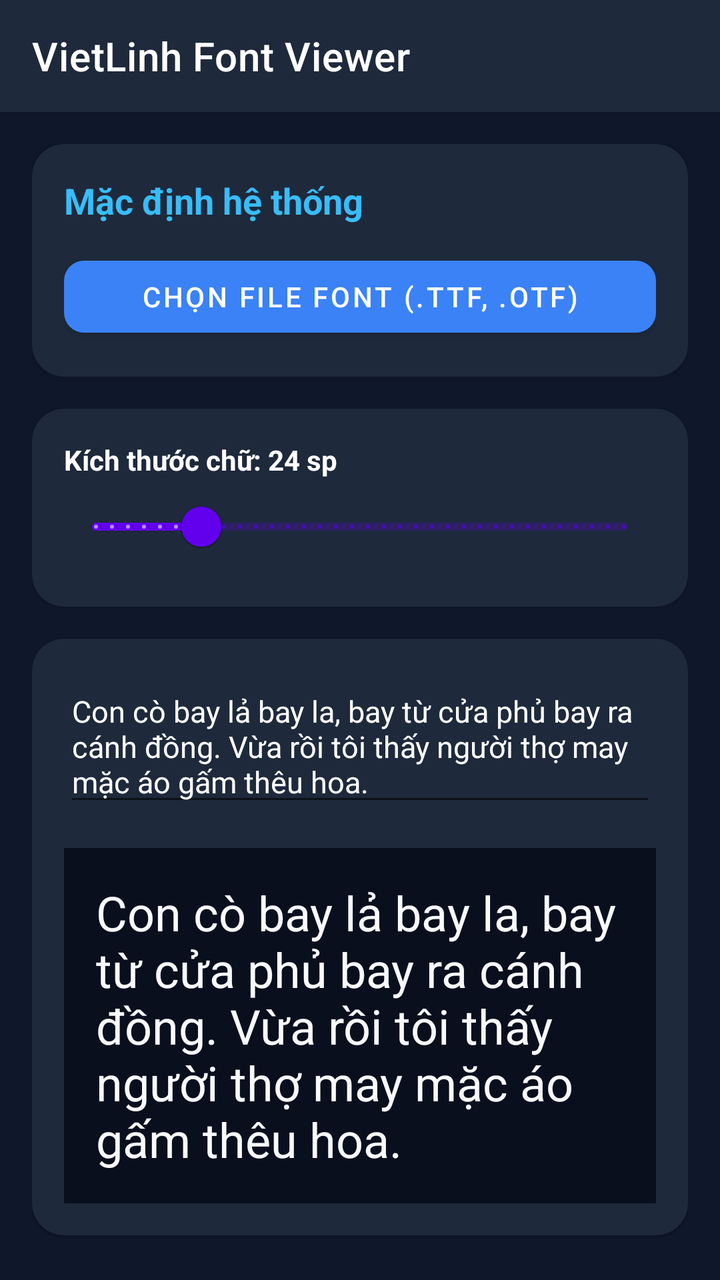
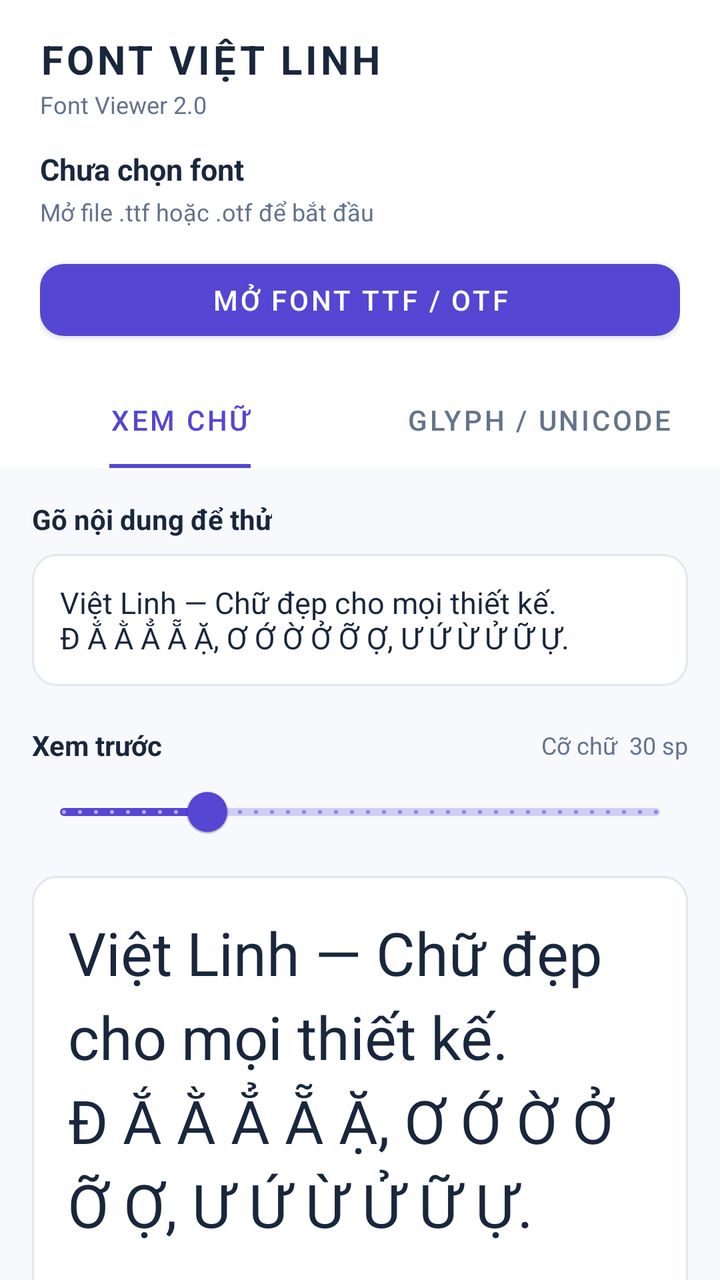

The first picture is an Android layout as it rendered before a commit; the second is the same layout after the commit. The layout source and the unified diff follow.
<!-- AndroidManifest.xml: application theme Theme.VietLinhFontViewer -->
<!-- res/layout/activity_main.xml -->
<?xml version="1.0" encoding="utf-8"?>
<androidx.coordinatorlayout.widget.CoordinatorLayout xmlns:android="http://schemas.android.com/apk/res/android"
    xmlns:app="http://schemas.android.com/apk/res-auto"
    xmlns:tools="http://schemas.android.com/tools"
    android:layout_width="match_parent"
    android:layout_height="match_parent"
    android:background="@color/bg_dark"
    tools:context=".MainActivity">

    <com.google.android.material.appbar.AppBarLayout
        android:layout_width="match_parent"
        android:layout_height="wrap_content"
        android:background="@color/card_dark">

        <androidx.appcompat.widget.Toolbar
            android:id="@+id/toolbar"
            android:layout_width="match_parent"
            android:layout_height="?attr/actionBarSize"
            app:title="@string/app_name"
            app:titleTextColor="@color/white" />

    </com.google.android.material.appbar.AppBarLayout>

    <androidx.core.widget.NestedScrollView
        android:layout_width="match_parent"
        android:layout_height="match_parent"
        android:padding="16dp"
        app:layout_behavior="@string/appbar_scrolling_view_behavior">

        <LinearLayout
            android:layout_width="match_parent"
            android:layout_height="wrap_content"
            android:orientation="vertical">

            <com.google.android.material.card.MaterialCardView
                android:layout_width="match_parent"
                android:layout_height="wrap_content"
                android:layout_marginBottom="16dp"
                app:cardBackgroundColor="@color/card_dark"
                app:cardCornerRadius="16dp">

                <LinearLayout
                    android:layout_width="match_parent"
                    android:layout_height="wrap_content"
                    android:orientation="vertical"
                    android:padding="16dp">

                    <TextView
                        android:id="@+id/tvFontName"
                        android:layout_width="match_parent"
                        android:layout_height="wrap_content"
                        android:text="@string/default_font_name"
                        android:textColor="@color/primary_blue"
                        android:textSize="18sp"
                        android:textStyle="bold" />

                    <com.google.android.material.button.MaterialButton
                        android:id="@+id/btnPickFont"
                        android:layout_width="match_parent"
                        android:layout_height="wrap_content"
                        android:layout_marginTop="12dp"
                        android:text="@string/btn_choose_font"
                        android:textColor="@color/white"
                        app:backgroundTint="#3B82F6"
                        app:cornerRadius="10dp" />

                </LinearLayout>
            </com.google.android.material.card.MaterialCardView>

            <com.google.android.material.card.MaterialCardView
                android:layout_width="match_parent"
                android:layout_height="wrap_content"
                android:layout_marginBottom="16dp"
                app:cardBackgroundColor="@color/card_dark"
                app:cardCornerRadius="16dp">

                <LinearLayout
                    android:layout_width="match_parent"
                    android:layout_height="wrap_content"
                    android:orientation="vertical"
                    android:padding="16dp">

                    <TextView
                        android:id="@+id/tvFontSizeLabel"
                        android:layout_width="match_parent"
                        android:layout_height="wrap_content"
                        android:text="Kích thước chữ: 24 sp"
                        android:textColor="@color/white"
                        android:textSize="14sp"
                        android:textStyle="bold" />

                    <com.google.android.material.slider.Slider
                        android:id="@+id/sliderFontSize"
                        android:layout_width="match_parent"
                        android:layout_height="wrap_content"
                        android:value="24"
                        android:valueFrom="12"
                        android:valueTo="72"
                        android:stepSize="1" />

                </LinearLayout>
            </com.google.android.material.card.MaterialCardView>

            <com.google.android.material.card.MaterialCardView
                android:layout_width="match_parent"
                android:layout_height="wrap_content"
                android:layout_marginBottom="16dp"
                app:cardBackgroundColor="@color/card_dark"
                app:cardCornerRadius="16dp">

                <LinearLayout
                    android:layout_width="match_parent"
                    android:layout_height="wrap_content"
                    android:orientation="vertical"
                    android:padding="16dp">

                    <com.google.android.material.textfield.TextInputEditText
                        android:id="@+id/etCustomText"
                        android:layout_width="match_parent"
                        android:layout_height="wrap_content"
                        android:hint="@string/hint_input_text"
                        android:text="@string/sample_vietnamese_text"
                        android:textColor="@color/white"
                        android:textSize="15sp" />

                    <TextView
                        android:id="@+id/tvPreview"
                        android:layout_width="match_parent"
                        android:layout_height="wrap_content"
                        android:layout_marginTop="16dp"
                        android:background="#0A0F1D"
                        android:padding="16dp"
                        android:text="@string/sample_vietnamese_text"
                        android:textColor="#F8FAFC"
                        android:textSize="24sp" />

                </LinearLayout>
            </com.google.android.material.card.MaterialCardView>

            <com.google.android.material.card.MaterialCardView
                android:layout_width="match_parent"
                android:layout_height="wrap_content"
                android:layout_marginBottom="24dp"
                app:cardBackgroundColor="@color/card_dark"
                app:cardCornerRadius="16dp">

                <LinearLayout
                    android:layout_width="match_parent"
                    android:layout_height="wrap_content"
                    android:orientation="vertical"
                    android:padding="16dp">

                    <TextView
                        android:layout_width="match_parent"
                        android:layout_height="wrap_content"
                        android:text="Bảng ký tự Tiếng Việt"
                        android:textColor="@color/white"
                        android:textSize="14sp"
                        android:textStyle="bold" />

                    <TextView
                        android:id="@+id/tvGlyphsSample"
                        android:layout_width="match_parent"
                        android:layout_height="wrap_content"
                        android:layout_marginTop="8dp"
                        android:background="#0A0F1D"
                        android:lineSpacingExtra="6dp"
                        android:padding="12dp"
                        android:text="A Á À Ả Ã Ạ Ă Ắ Ằ Ẳ Ẵ Ặ Â Ấ Ầ Ẩ Ẫ Ậ\nE É È Ẻ Ẽ Ẹ Ê Ế Ề Ể Ễ Ệ\nI Í Ì Ỉ Ĩ Ị\nO Ó Ò Ỏ Õ Ọ Ô Ố Ồ Ổ Ỗ Ộ Ơ Ớ Ờ Ở Ỡ Ợ\nU Ú Ù Ủ Ũ Ụ Ư Ứ Ừ Ử Ữ Ự\nY Ý Ỳ Ỷ Ỹ Ỵ\nĐ đ"
                        android:textColor="#E2E8F0"
                        android:textSize="18sp" />

                </LinearLayout>
            </com.google.android.material.card.MaterialCardView>

        </LinearLayout>
    </androidx.core.widget.NestedScrollView>

</androidx.coordinatorlayout.widget.CoordinatorLayout>
<!-- resources referenced by this layout -->
<resources>
  <color name="bg_dark">#0F172A</color>
  <color name="card_dark">#1E293B</color>
  <color name="primary_blue">#38BDF8</color>
  <color name="white">#FFFFFFFF</color>
  <string name="app_name">VietLinh Font Viewer</string>
  <string name="btn_choose_font">Chọn File Font (.ttf, .otf)</string>
  <string name="default_font_name">Mặc định hệ thống</string>
  <string name="hint_input_text">Nhập nội dung cần thử nghiệm font…</string>
  <string name="sample_vietnamese_text">Con cò bay lả bay la, bay từ cửa phủ bay ra cánh đồng. Vừa rồi tôi thấy người thợ may mặc áo gấm thêu hoa.</string>
  <style name="Theme.VietLinhFontViewer" parent="Theme.MaterialComponents.DayNight.NoActionBar">
          <item name="colorPrimary">@color/purple_500</item>
          <item name="colorPrimaryVariant">@color/purple_700</item>
          <item name="colorOnPrimary">@color/white</item>
          <item name="android:statusBarColor">@color/bg_dark</item>
      </style>
  <color name="purple_500">#FF6200EE</color>
  <color name="purple_700">#FF3700B3</color>
</resources>

<!-- the commit's change to res/layout/activity_main.xml (unified diff, before → after) -->
@@ -1,179 +1,294 @@
 <?xml version="1.0" encoding="utf-8"?>
-<androidx.coordinatorlayout.widget.CoordinatorLayout xmlns:android="http://schemas.android.com/apk/res/android"
+<LinearLayout xmlns:android="http://schemas.android.com/apk/res/android"
     xmlns:app="http://schemas.android.com/apk/res-auto"
-    xmlns:tools="http://schemas.android.com/tools"
     android:layout_width="match_parent"
     android:layout_height="match_parent"
-    android:background="@color/bg_dark"
-    tools:context=".MainActivity">
-
-    <com.google.android.material.appbar.AppBarLayout
+    android:orientation="vertical"
+    android:background="@color/bg_light">
+
+    <LinearLayout
         android:layout_width="match_parent"
         android:layout_height="wrap_content"
-        android:background="@color/card_dark">
-
-        <androidx.appcompat.widget.Toolbar
-            android:id="@+id/toolbar"
-            android:layout_width="match_parent"
-            android:layout_height="?attr/actionBarSize"
-            app:title="@string/app_name"
-            app:titleTextColor="@color/white" />
-
-    </com.google.android.material.appbar.AppBarLayout>
-
-    <androidx.core.widget.NestedScrollView
+        android:paddingStart="20dp"
+        android:paddingEnd="20dp"
+        android:paddingTop="16dp"
+        android:paddingBottom="12dp"
+        android:background="@color/white"
+        android:orientation="vertical">
+
+        <TextView
+            android:layout_width="match_parent"
+            android:layout_height="wrap_content"
+            android:text="FONT VIỆT LINH"
+            android:textStyle="bold"
+            android:letterSpacing="0.08"
+            android:textSize="20sp"
+            android:textColor="@color/ink"/>
+        <TextView
+            android:layout_width="match_parent"
+            android:layout_height="wrap_content"
+            android:layout_marginTop="1dp"
+            android:text="Font Viewer 2.0"
+            android:textSize="12sp"
+            android:textColor="@color/muted"/>
+
+        <TextView
+            android:id="@+id/tvFontName"
+            android:layout_width="match_parent"
+            android:layout_height="wrap_content"
+            android:layout_marginTop="14dp"
+            android:ellipsize="middle"
+            android:maxLines="1"
+            android:text="Chưa chọn font"
+            android:textSize="15sp"
+            android:textStyle="bold"
+            android:textColor="@color/ink" />
+        <TextView
+            android:id="@+id/tvFontInfo"
+            android:layout_width="match_parent"
+            android:layout_height="wrap_content"
+            android:layout_marginTop="3dp"
+            android:text="Mở file .ttf hoặc .otf để bắt đầu"
+            android:textSize="12sp"
+            android:textColor="@color/muted" />
+
+        <com.google.android.material.button.MaterialButton
+            android:id="@+id/btnPickFont"
+            android:layout_width="match_parent"
+            android:layout_height="48dp"
+            android:layout_marginTop="12dp"
+            android:text="MỞ FONT TTF / OTF"
+            android:textColor="@color/white"
+            android:textSize="14sp"
+            app:backgroundTint="@color/accent"
+            app:cornerRadius="12dp" />
+    </LinearLayout>
+
+    <com.google.android.material.tabs.TabLayout
+        android:id="@+id/tabLayout"
         android:layout_width="match_parent"
-        android:layout_height="match_parent"
-        android:padding="16dp"
-        app:layout_behavior="@string/appbar_scrolling_view_behavior">
-
-        <LinearLayout
-            android:layout_width="match_parent"
-            android:layout_height="wrap_content"
-            android:orientation="vertical">
-
-            <com.google.android.material.card.MaterialCardView
+        android:layout_height="48dp"
+        android:background="@color/white"
+        app:tabMode="fixed"
+        app:tabGravity="fill"
+        app:tabIndicatorColor="@color/accent"
+        app:tabIndicatorFullWidth="false"
+        app:tabSelectedTextColor="@color/accent"
+        app:tabTextColor="@color/muted">
+        <com.google.android.material.tabs.TabItem
+            android:layout_width="wrap_content"
+            android:layout_height="wrap_content"
+            android:text="XEM CHỮ" />
+        <com.google.android.material.tabs.TabItem
+            android:layout_width="wrap_content"
+            android:layout_height="wrap_content"
+            android:text="GLYPH / UNICODE" />
+    </com.google.android.material.tabs.TabLayout>
+
+    <FrameLayout
+        android:layout_width="match_parent"
+        android:layout_height="0dp"
+        android:layout_weight="1">
+
+        <androidx.core.widget.NestedScrollView
+            android:id="@+id/previewPage"
+            android:layout_width="match_parent"
+            android:layout_height="match_parent"
+            android:fillViewport="true"
+            android:visibility="visible">
+            <LinearLayout
                 android:layout_width="match_parent"
                 android:layout_height="wrap_content"
-                android:layout_marginBottom="16dp"
-                app:cardBackgroundColor="@color/card_dark"
-                app:cardCornerRadius="16dp">
+                android:padding="16dp"
+                android:orientation="vertical">
+
+                <TextView
+                    android:layout_width="wrap_content"
+                    android:layout_height="wrap_content"
+                    android:text="Gõ nội dung để thử"
+                    android:textColor="@color/ink"
+                    android:textStyle="bold"
+                    android:textSize="14sp" />
+                <EditText
+                    android:id="@+id/etCustomText"
+                    android:layout_width="match_parent"
+                    android:layout_height="wrap_content"
+                    android:layout_marginTop="8dp"
+                    android:background="@drawable/field_background"
+                    android:padding="14dp"
+                    android:gravity="top|start"
+                    android:inputType="textMultiLine|textCapSentences"
+                    android:minLines="2"
+                    android:maxLines="6"
+                    android:text="@string/sample_vietnamese_text"
+                    android:textColor="@color/ink"
+                    android:textSize="15sp" />
 
                 <LinearLayout
                     android:layout_width="match_parent"
                     android:layout_height="wrap_content"
-                    android:orientation="vertical"
-                    android:padding="16dp">
-
+                    android:layout_marginTop="20dp"
+                    android:gravity="center_vertical"
+                    android:orientation="horizontal">
                     <TextView
-                        android:id="@+id/tvFontName"
-                        android:layout_width="match_parent"
-                        android:layout_height="wrap_content"
-                        android:text="@string/default_font_name"
-                        android:textColor="@color/primary_blue"
-                        android:textSize="18sp"
-                        android:textStyle="bold" />
-
-                    <com.google.android.material.button.MaterialButton
-                        android:id="@+id/btnPickFont"
-                        android:layout_width="match_parent"
-                        android:layout_height="wrap_content"
-                        android:layout_marginTop="12dp"
-                        android:text="@string/btn_choose_font"
-                        android:textColor="@color/white"
-                        app:backgroundTint="#3B82F6"
-                        app:cornerRadius="10dp" />
-
-                </LinearLayout>
-            </com.google.android.material.card.MaterialCardView>
-
-            <com.google.android.material.card.MaterialCardView
-                android:layout_width="match_parent"
-                android:layout_height="wrap_content"
-                android:layout_marginBottom="16dp"
-                app:cardBackgroundColor="@color/card_dark"
-                app:cardCornerRadius="16dp">
-
-                <LinearLayout
-                    android:layout_width="match_parent"
-                    android:layout_height="wrap_content"
-                    android:orientation="vertical"
-                    android:padding="16dp">
-
+                        android:layout_width="0dp"
+                        android:layout_height="wrap_content"
+                        android:layout_weight="1"
+                        android:text="Xem trước"
+                        android:textColor="@color/ink"
+                        android:textStyle="bold"
+                        android:textSize="14sp" />
                     <TextView
                         android:id="@+id/tvFontSizeLabel"
-                        android:layout_width="match_parent"
-                        android:layout_height="wrap_content"
-                        android:text="Kích thước chữ: 24 sp"
-                        android:textColor="@color/white"
-                        android:textSize="14sp"
-                        android:textStyle="bold" />
-
-                    <com.google.android.material.slider.Slider
-                        android:id="@+id/sliderFontSize"
-                        android:layout_width="match_parent"
-                        android:layout_height="wrap_content"
-                        android:value="24"
-                        android:valueFrom="12"
-                        android:valueTo="72"
-                        android:stepSize="1" />
-
+                        android:layout_width="wrap_content"
+                        android:layout_height="wrap_content"
+                        android:text="Cỡ chữ  30 sp"
+                        android:textColor="@color/muted"
+                        android:textSize="12sp" />
                 </LinearLayout>
-            </com.google.android.material.card.MaterialCardView>
-
-            <com.google.android.material.card.MaterialCardView
+
+                <com.google.android.material.slider.Slider
+                    android:id="@+id/sliderFontSize"
+                    android:layout_width="match_parent"
+                    android:layout_height="wrap_content"
+                    android:valueFrom="14"
+                    android:valueTo="80"
+                    android:stepSize="1"
+                    android:value="30" />
+
+                <TextView
+                    android:id="@+id/tvPreview"
+                    android:layout_width="match_parent"
+                    android:layout_height="wrap_content"
+                    android:layout_marginTop="8dp"
+                    android:background="@drawable/field_background"
+                    android:padding="18dp"
+                    android:minHeight="220dp"
+                    android:text="@string/sample_vietnamese_text"
+                    android:textSize="30sp"
+                    android:textColor="@color/ink"
+                    android:lineSpacingExtra="7dp" />
+
+                <TextView
+                    android:layout_width="match_parent"
+                    android:layout_height="wrap_content"
+                    android:layout_marginTop="12dp"
+                    android:text="Thử chữ có dấu: Đ đ Ă Ắ Ằ Â Ấ Ê Ế Ô Ố Ơ Ớ Ư Ứ"
+                    android:textColor="@color/muted"
+                    android:textSize="12sp" />
+            </LinearLayout>
+        </androidx.core.widget.NestedScrollView>
+
+        <LinearLayout
+            android:id="@+id/glyphPage"
+            android:layout_width="match_parent"
+            android:layout_height="match_parent"
+            android:paddingTop="14dp"
+            android:orientation="vertical"
+            android:visibility="gone">
+
+            <LinearLayout
                 android:layout_width="match_parent"
                 android:layout_height="wrap_content"
-                android:layout_marginBottom="16dp"
-                app:cardBackgroundColor="@color/card_dark"
-                app:cardCornerRadius="16dp">
-
-                <LinearLayout
-                    android:layout_width="match_parent"
-                    android:layout_height="wrap_content"
-                    android:orientation="vertical"
-                    android:padding="16dp">
-
-                    <com.google.android.material.textfield.TextInputEditText
-                        android:id="@+id/etCustomText"
-                        android:layout_width="match_parent"
-                        android:layout_height="wrap_content"
-                        android:hint="@string/hint_input_text"
-                        android:text="@string/sample_vietnamese_text"
-                        android:textColor="@color/white"
-                        android:textSize="15sp" />
-
-                    <TextView
-                        android:id="@+id/tvPreview"
-                        android:layout_width="match_parent"
-                        android:layout_height="wrap_content"
-                        android:layout_marginTop="16dp"
-                        android:background="#0A0F1D"
-                        android:padding="16dp"
-                        android:text="@string/sample_vietnamese_text"
-                        android:textColor="#F8FAFC"
-                        android:textSize="24sp" />
-
-                </LinearLayout>
-            </com.google.android.material.card.MaterialCardView>
-
-            <com.google.android.material.card.MaterialCardView
+                android:paddingStart="16dp"
+                android:paddingEnd="16dp"
+                android:orientation="vertical">
+                <TextView
+                    android:id="@+id/tvGlyphCount"
+                    android:layout_width="match_parent"
+                    android:layout_height="wrap_content"
+                    android:text="Chưa nạp font"
+                    android:textColor="@color/ink"
+                    android:textStyle="bold"
+                    android:textSize="15sp" />
+                <TextView
+                    android:layout_width="match_parent"
+                    android:layout_height="wrap_content"
+                    android:layout_marginTop="4dp"
+                    android:text="Chỉ hiển thị glyph có ánh xạ Unicode (cmap). ALT/LIGA không mã Unicode chưa được liệt kê."
+                    android:textColor="@color/muted"
+                    android:textSize="11sp" />
+                <EditText
+                    android:id="@+id/etGlyphSearch"
+                    android:layout_width="match_parent"
+                    android:layout_height="48dp"
+                    android:layout_marginTop="12dp"
+                    android:background="@drawable/field_background"
+                    android:paddingStart="14dp"
+                    android:paddingEnd="14dp"
+                    android:singleLine="true"
+                    android:inputType="text"
+                    android:hint="Tìm ký tự, mã U+1EA0…"
+                    android:textSize="14sp"
+                    android:textColor="@color/ink"
+                    android:textColorHint="@color/muted" />
+            </LinearLayout>
+
+            <HorizontalScrollView
                 android:layout_width="match_parent"
                 android:layout_height="wrap_content"
-                android:layout_marginBottom="24dp"
-                app:cardBackgroundColor="@color/card_dark"
-                app:cardCornerRadius="16dp">
-
-                <LinearLayout
-                    android:layout_width="match_parent"
-                    android:layout_height="wrap_content"
-                    android:orientation="vertical"
-                    android:padding="16dp">
-
-                    <TextView
-                        android:layout_width="match_parent"
-                        android:layout_height="wrap_content"
-                        android:text="Bảng ký tự Tiếng Việt"
-                        android:textColor="@color/white"
-                        android:textSize="14sp"
-                        android:textStyle="bold" />
-
-                    <TextView
-                        android:id="@+id/tvGlyphsSample"
-                        android:layout_width="match_parent"
-                        android:layout_height="wrap_content"
-                        android:layout_marginTop="8dp"
-                        android:background="#0A0F1D"
-                        android:lineSpacingExtra="6dp"
-                        android:padding="12dp"
-                        android:text="A Á À Ả Ã Ạ Ă Ắ Ằ Ẳ Ẵ Ặ Â Ấ Ầ Ẩ Ẫ Ậ\nE É È Ẻ Ẽ Ẹ Ê Ế Ề Ể Ễ Ệ\nI Í Ì Ỉ Ĩ Ị\nO Ó Ò Ỏ Õ Ọ Ô Ố Ồ Ổ Ỗ Ộ Ơ Ớ Ờ Ở Ỡ Ợ\nU Ú Ù Ủ Ũ Ụ Ư Ứ Ừ Ử Ữ Ự\nY Ý Ỳ Ỷ Ỹ Ỵ\nĐ đ"
-                        android:textColor="#E2E8F0"
-                        android:textSize="18sp" />
-
-                </LinearLayout>
-            </com.google.android.material.card.MaterialCardView>
-
+                android:layout_marginTop="10dp"
+                android:fillViewport="false"
+                android:scrollbars="none">
+                <com.google.android.material.chip.ChipGroup
+                    android:id="@+id/glyphChips"
+                    android:layout_width="wrap_content"
+                    android:layout_height="wrap_content"
+                    android:paddingStart="16dp"
+                    android:paddingEnd="16dp"
+                    app:singleSelection="true"
+                    app:selectionRequired="true">
+                    <com.google.android.material.chip.Chip
+                        android:id="@+id/chipAll"
+                        style="@style/Widget.MaterialComponents.Chip.Choice"
+                        android:layout_width="wrap_content"
+                        android:layout_height="wrap_content"
+                        android:text="Tất cả"
+                        android:checked="true" />
+                    <com.google.android.material.chip.Chip
+                        android:id="@+id/chipVietnamese"
+                        style="@style/Widget.MaterialComponents.Chip.Choice"
+                        android:layout_width="wrap_content"
+                        android:layout_height="wrap_content"
+                        android:text="Tiếng Việt" />
+                    <com.google.android.material.chip.Chip
+                        android:id="@+id/chipLatin"
+                        style="@style/Widget.MaterialComponents.Chip.Choice"
+                        android:layout_width="wrap_content"
+                        android:layout_height="wrap_content"
+                        android:text="Latin" />
+                    <com.google.android.material.chip.Chip
+                        android:id="@+id/chipSymbols"
+                        style="@style/Widget.MaterialComponents.Chip.Choice"
+                        android:layout_width="wrap_content"
+                        android:layout_height="wrap_content"
+                        android:text="Số / dấu" />
+                </com.google.android.material.chip.ChipGroup>
+            </HorizontalScrollView>
+
+            <FrameLayout
+                android:layout_width="match_parent"
+                android:layout_height="0dp"
+                android:layout_weight="1">
+                <androidx.recyclerview.widget.RecyclerView
+                    android:id="@+id/glyphGrid"
+                    android:layout_width="match_parent"
+                    android:layout_height="match_parent"
+                    android:paddingStart="9dp"
+                    android:paddingEnd="9dp"
+                    android:paddingTop="4dp"
+                    android:clipToPadding="false" />
+                <TextView
+                    android:id="@+id/tvGlyphEmpty"
+                    android:layout_width="match_parent"
+                    android:layout_height="wrap_content"
+                    android:layout_gravity="center"
+                    android:padding="24dp"
+                    android:gravity="center"
+                    android:text="Chọn file font .TTF hoặc .OTF để xem Unicode thực tế."
+                    android:textSize="14sp"
+                    android:textColor="@color/muted" />
+            </FrameLayout>
         </LinearLayout>
-    </androidx.core.widget.NestedScrollView>
-
-</androidx.coordinatorlayout.widget.CoordinatorLayout>
+    </FrameLayout>
+</LinearLayout>
<!-- resource entries referenced after the edit -->
@@ -1,21 +1,29 @@
 <!-- resources referenced by this layout -->
 <resources>
-  <color name="bg_dark">#0F172A</color>
-  <color name="card_dark">#1E293B</color>
-  <color name="primary_blue">#38BDF8</color>
-  <color name="white">#FFFFFFFF</color>
-  <string name="app_name">VietLinh Font Viewer</string>
-  <string name="btn_choose_font">Chọn File Font (.ttf, .otf)</string>
-  <string name="default_font_name">Mặc định hệ thống</string>
-  <string name="hint_input_text">Nhập nội dung cần thử nghiệm font…</string>
-  <string name="sample_vietnamese_text">Con cò bay lả bay la, bay từ cửa phủ bay ra cánh đồng. Vừa rồi tôi thấy người thợ may mặc áo gấm thêu hoa.</string>
-  <style name="Theme.VietLinhFontViewer" parent="Theme.MaterialComponents.DayNight.NoActionBar">
-          <item name="colorPrimary">@color/purple_500</item>
-          <item name="colorPrimaryVariant">@color/purple_700</item>
+  <color name="accent">#5546D3</color>
+  <color name="bg_light">#F7F9FC</color>
+  <color name="ink">#19273D</color>
+  <color name="muted">#63738B</color>
+  <color name="white">#FFFFFF</color>
+  <!-- drawable field_background (drawable) -->
+  <?xml version="1.0" encoding="utf-8"?>
+  <shape xmlns:android="http://schemas.android.com/apk/res/android" android:shape="rectangle">
+      <solid android:color="@color/white" />
+      <corners android:radius="12dp" />
+      <stroke android:width="1dp" android:color="@color/line" />
+  </shape>
+  <string name="sample_vietnamese_text">Việt Linh — Chữ đẹp cho mọi thiết kế.\nĐ Ắ Ằ Ẳ Ẵ Ặ, Ơ Ớ Ờ Ở Ỡ Ợ, Ư Ứ Ừ Ử Ữ Ự.</string>
+  <style name="Theme.VietLinhFontViewer" parent="Theme.MaterialComponents.Light.NoActionBar">
+          <item name="colorPrimary">@color/accent</item>
+          <item name="colorPrimaryVariant">@color/accent_dark</item>
           <item name="colorOnPrimary">@color/white</item>
-          <item name="android:statusBarColor">@color/bg_dark</item>
+          <item name="android:statusBarColor">@color/white</item>
+          <item name="android:windowLightStatusBar">true</item>
+          <item name="android:navigationBarColor">@color/bg_light</item>
+          <item name="android:windowLightNavigationBar">true</item>
+          <item name="android:windowActionModeOverlay">true</item>
       </style>
-  <color name="purple_500">#FF6200EE</color>
-  <color name="purple_700">#FF3700B3</color>
+  <color name="line">#E1E7F0</color>
+  <color name="accent_dark">#4438B0</color>
 </resources>
 
